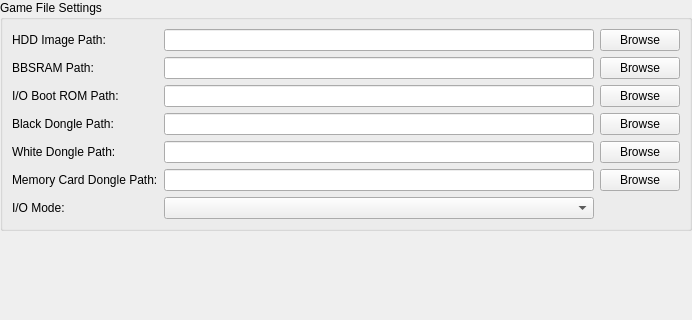
lemondrops/pcsx2-reliquary, file pcsx2-qt/Settings/Python1SettingsWidget.ui: the form before one commit.
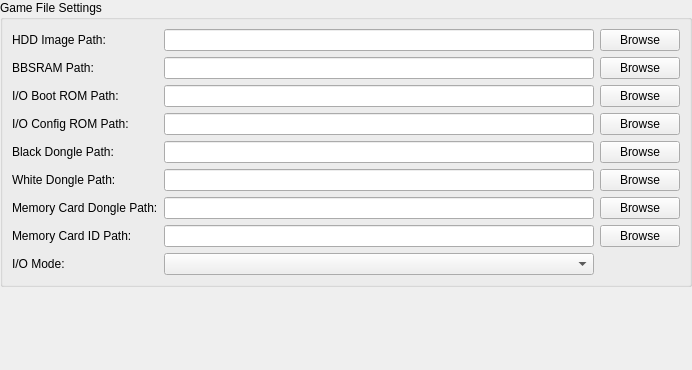
The form after the commit.

Commit message: kpy1: support real dumps, fix issue with dongle index, add .py1 config for dongle id and crom config

The edit to the form file:
```diff
--- a/pcsx2-qt/Settings/Python1SettingsWidget.ui
+++ b/pcsx2-qt/Settings/Python1SettingsWidget.ui
@@ -7,7 +7,7 @@
     <x>0</x>
     <y>0</y>
     <width>692</width>
-    <height>320</height>
+    <height>370</height>
    </rect>
   </property>
   <property name="windowTitle">
@@ -84,64 +84,98 @@
        </widget>
       </item>
       <item row="3" column="0">
+       <widget class="QLabel" name="ioConfigRomLabel">
+        <property name="text">
+         <string>I/O Config ROM Path:</string>
+        </property>
+       </widget>
+      </item>
+      <item row="3" column="1">
+       <widget class="QLineEdit" name="ioConfigRomPath"/>
+      </item>
+      <item row="3" column="2">
+       <widget class="QPushButton" name="ioConfigRomBrowse">
+        <property name="text">
+         <string>Browse</string>
+        </property>
+       </widget>
+      </item>
+      <item row="4" column="0">
        <widget class="QLabel" name="dongleBlackLabel">
         <property name="text">
          <string>Black Dongle Path:</string>
         </property>
        </widget>
       </item>
-      <item row="3" column="1">
+      <item row="4" column="1">
        <widget class="QLineEdit" name="dongleBlackPath"/>
       </item>
-      <item row="3" column="2">
+      <item row="4" column="2">
        <widget class="QPushButton" name="dongleBlackBrowse">
         <property name="text">
          <string>Browse</string>
         </property>
        </widget>
       </item>
-      <item row="4" column="0">
+      <item row="5" column="0">
        <widget class="QLabel" name="dongleWhiteLabel">
         <property name="text">
          <string>White Dongle Path:</string>
         </property>
        </widget>
       </item>
-      <item row="4" column="1">
+      <item row="5" column="1">
        <widget class="QLineEdit" name="dongleWhitePath"/>
       </item>
-      <item row="4" column="2">
+      <item row="5" column="2">
        <widget class="QPushButton" name="dongleWhiteBrowse">
         <property name="text">
          <string>Browse</string>
         </property>
        </widget>
       </item>
-      <item row="5" column="0">
+      <item row="6" column="0">
        <widget class="QLabel" name="memoryCardDongleLabel">
         <property name="text">
          <string>Memory Card Dongle Path:</string>
         </property>
        </widget>
       </item>
-      <item row="5" column="1">
+      <item row="6" column="1">
        <widget class="QLineEdit" name="memoryCardDonglePath"/>
       </item>
-      <item row="5" column="2">
+      <item row="6" column="2">
        <widget class="QPushButton" name="memoryCardDongleBrowse">
         <property name="text">
          <string>Browse</string>
         </property>
        </widget>
       </item>
-      <item row="6" column="0">
+      <item row="7" column="0">
+       <widget class="QLabel" name="memoryCardIdLabel">
+        <property name="text">
+         <string>Memory Card ID Path:</string>
+        </property>
+       </widget>
+      </item>
+      <item row="7" column="1">
+       <widget class="QLineEdit" name="memoryCardIdPath"/>
+      </item>
+      <item row="7" column="2">
+       <widget class="QPushButton" name="memoryCardIdBrowse">
+        <property name="text">
+         <string>Browse</string>
+        </property>
+       </widget>
+      </item>
+      <item row="8" column="0">
        <widget class="QLabel" name="ioModeLabel">
         <property name="text">
          <string>I/O Mode:</string>
         </property>
        </widget>
       </item>
-      <item row="6" column="1">
+      <item row="8" column="1">
        <widget class="QComboBox" name="ioMode"/>
       </item>
       </layout>
```
The commit also changes 15 other files.
